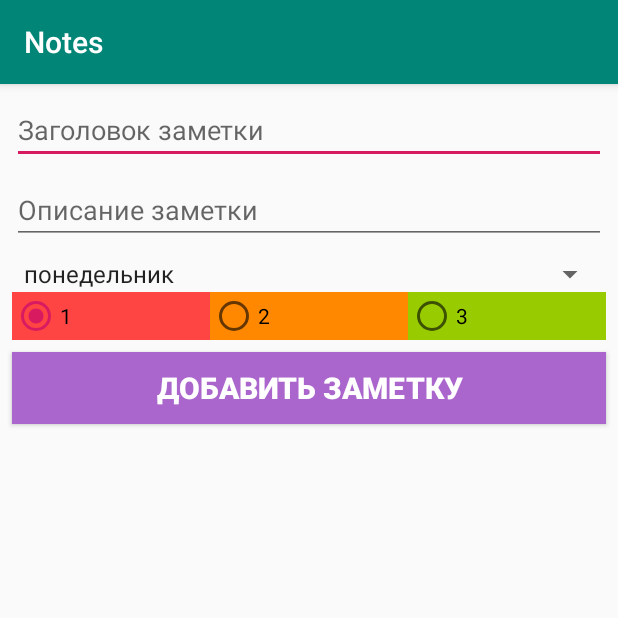
After one commit to DmK78/Notes, an Android app: the AddNoteActivity screen opened directly, with no data from a screen before it, on a phone screen of 412 x 824 dp, the top half of it. The commit adds this screen. Run offline under Robolectric (Android 15) with nearby library versions, the phone set to English and light mode, and no system bars.

Commit message:
Завершили задание, заметки лежат в массиве

```diff
--- a/app/build.gradle
+++ b/app/build.gradle
@@ -25,4 +25,7 @@ dependencies {
     testImplementation 'junit:junit:4.12'
     androidTestImplementation 'com.android.support.test:runner:1.0.2'
     androidTestImplementation 'com.android.support.test.espresso:espresso-core:3.0.2'
+    implementation 'com.android.support:recyclerview-v7:28.0.0'
+    implementation 'com.android.support:cardview-v7:28.0.0'
+    implementation 'com.android.support:design:28.0.0'
 }
--- a/app/src/main/AndroidManifest.xml
+++ b/app/src/main/AndroidManifest.xml
@@ -9,6 +9,7 @@
         android:roundIcon="@mipmap/ic_launcher_round"
         android:supportsRtl="true"
         android:theme="@style/AppTheme">
+        <activity android:name=".AddNoteActivity"></activity>
         <activity android:name=".MainActivity">
             <intent-filter>
                 <action android:name="android.intent.action.MAIN" />
--- /dev/null
+++ b/app/src/main/java/com/android/dmk78/notes/AddNoteActivity.java
@@ -0,0 +1,52 @@
+package com.android.dmk78.notes;
+
+import android.content.Intent;
+import android.support.v7.app.AppCompatActivity;
+import android.os.Bundle;
+import android.view.View;
+import android.widget.EditText;
+import android.widget.RadioButton;
+import android.widget.RadioGroup;
+import android.widget.Spinner;
+import android.widget.Toast;
+
+import static com.android.dmk78.notes.MainActivity.notes;
+
+public class AddNoteActivity extends AppCompatActivity {
+    private EditText editTextTitle;
+    private EditText editTextDescription;
+    private Spinner spinnerDayOfWeek;
+    private RadioGroup radioGroupPriority;
+
+    @Override
+    protected void onCreate(Bundle savedInstanceState) {
+        super.onCreate(savedInstanceState);
+        setContentView(R.layout.activity_add_note);
+
+        editTextTitle=findViewById(R.id.editTextTitle);
+        editTextDescription=findViewById(R.id.editTextDescription);
+        spinnerDayOfWeek=findViewById(R.id.spinnerDayOfWeek);
+        radioGroupPriority=findViewById(R.id.radioGroupPriority);
+
+    }
+
+    public void onClickSaveNote(View view) {
+
+        String title = editTextTitle.getText().toString();
+        String description = editTextDescription.getText().toString();
+        String dayOfWeek = spinnerDayOfWeek.getSelectedItem().toString();
+        int radioButtonId = radioGroupPriority.getCheckedRadioButtonId();
+        RadioButton radioButton = findViewById(radioButtonId);
+        int priority = Integer.parseInt(radioButton.getText().toString());
+
+
+        notes.add(new Note(title,description,dayOfWeek,priority));
+
+        Intent intent = new Intent(this, MainActivity.class);
+        startActivity(intent);
+
+
+    }
+
+
+}
--- /dev/null
+++ b/app/src/main/res/drawable/ic_add_black_24dp.xml
@@ -0,0 +1,5 @@
+<vector android:height="24dp" android:tint="#FFFFFF"
+    android:viewportHeight="24.0" android:viewportWidth="24.0"
+    android:width="24dp" xmlns:android="http://schemas.android.com/apk/res/android">
+    <path android:fillColor="#FF000000" android:pathData="M19,13h-6v6h-2v-6H5v-2h6V5h2v6h6v2z"/>
+</vector>
--- /dev/null
+++ b/app/src/main/res/drawable/ic_add_circle.xml
@@ -0,0 +1,5 @@
+<vector android:height="24dp" android:tint="#FF001C"
+    android:viewportHeight="24.0" android:viewportWidth="24.0"
+    android:width="24dp" xmlns:android="http://schemas.android.com/apk/res/android">
+    <path android:fillColor="#FF000000" android:pathData="M12,2C6.48,2 2,6.48 2,12s4.48,10 10,10 10,-4.48 10,-10S17.52,2 12,2zM17,13h-4v4h-2v-4L7,13v-2h4L11,7h2v4h4v2z"/>
+</vector>
--- /dev/null
+++ b/app/src/main/res/layout/activity_add_note.xml
@@ -0,0 +1,106 @@
+<?xml version="1.0" encoding="utf-8"?>
+<android.support.constraint.ConstraintLayout xmlns:android="http://schemas.android.com/apk/res/android"
+    xmlns:app="http://schemas.android.com/apk/res-auto"
+    xmlns:tools="http://schemas.android.com/tools"
+    android:layout_width="match_parent"
+    android:layout_height="match_parent"
+    tools:context=".AddNoteActivity">
+
+    <EditText
+        android:id="@+id/editTextTitle"
+        android:layout_width="0dp"
+        android:layout_height="wrap_content"
+        android:layout_marginStart="8dp"
+        android:layout_marginTop="8dp"
+        android:layout_marginEnd="8dp"
+        android:ems="10"
+        android:hint="@string/hint_title"
+        android:inputType="textPersonName"
+        app:layout_constraintEnd_toEndOf="parent"
+        app:layout_constraintStart_toStartOf="parent"
+        app:layout_constraintTop_toTopOf="parent" />
+
+    <EditText
+        android:id="@+id/editTextDescription"
+        android:layout_width="0dp"
+        android:layout_height="wrap_content"
+        android:layout_marginStart="8dp"
+        android:layout_marginTop="8dp"
+        android:layout_marginEnd="8dp"
+        android:ems="10"
+        android:hint="@string/hint_description"
+        android:inputType="textImeMultiLine"
+        app:layout_constraintEnd_toEndOf="parent"
+        app:layout_constraintStart_toStartOf="parent"
+        app:layout_constraintTop_toBottomOf="@+id/editTextTitle" />
+
+    <Spinner
+        android:id="@+id/spinnerDayOfWeek"
+        android:layout_width="0dp"
+        android:layout_height="wrap_content"
+        android:layout_marginStart="8dp"
+        android:layout_marginTop="8dp"
+        android:layout_marginEnd="8dp"
+        android:entries="@array/days_of_week"
+        app:layout_constraintEnd_toEndOf="parent"
+        app:layout_constraintStart_toStartOf="parent"
+        app:layout_constraintTop_toBottomOf="@+id/editTextDescription" />
+
+    <RadioGroup
+        android:id="@+id/radioGroupPriority"
+        android:layout_width="0dp"
+        android:layout_height="wrap_content"
+        android:layout_marginStart="8dp"
+        android:layout_marginEnd="8dp"
+        android:orientation="horizontal"
+
+        app:layout_constraintEnd_toEndOf="parent"
+        app:layout_constraintStart_toStartOf="parent"
+        app:layout_constraintTop_toBottomOf="@+id/spinnerDayOfWeek">
+
+        <RadioButton
+            android:id="@+id/radioButton1"
+            android:layout_width="wrap_content"
+            android:layout_height="wrap_content"
+            android:layout_weight="1"
+            android:checked="true"
+
+            android:background="@android:color/holo_red_light"
+            android:text="@string/priority_1" />
+
+        <RadioButton
+            android:id="@+id/radioButton2"
+            android:layout_width="wrap_content"
+            android:layout_height="wrap_content"
+            android:layout_weight="1"
+
+            android:background="@android:color/holo_orange_dark"
+            android:text="@string/priority_2" />
+
+        <RadioButton
+            android:id="@+id/radioButton3"
+            android:layout_width="wrap_content"
+            android:layout_height="wrap_content"
+            android:layout_weight="1"
+
+            android:background="@android:color/holo_green_light"
+            android:text="@string/priority_3" />
+    </RadioGroup>
+
+    <Button
+        android:id="@+id/buttonSaveNote"
+        android:layout_width="0dp"
+        android:layout_height="wrap_content"
+        android:layout_marginStart="8dp"
+        android:layout_marginTop="8dp"
+        android:layout_marginEnd="8dp"
+        android:background="@android:color/holo_purple"
+        android:text="@string/button_save_note"
+        android:textColor="@android:color/white"
+        android:textSize="20dp"
+        android:onClick="onClickSaveNote"
+        android:textStyle="bold"
+        app:layout_constraintEnd_toEndOf="parent"
+        app:layout_constraintStart_toStartOf="parent"
+        app:layout_constraintTop_toBottomOf="@+id/radioGroupPriority" />
+</android.support.constraint.ConstraintLayout>
--- /dev/null
+++ b/app/src/main/res/values/ic_launcher_background.xml
@@ -0,0 +1,4 @@
+<?xml version="1.0" encoding="utf-8"?>
+<resources>
+    <color name="ic_launcher_background">#FFFFFF</color>
+</resources>
--- a/app/src/main/res/values/strings.xml
+++ b/app/src/main/res/values/strings.xml
@@ -1,3 +1,18 @@
 <resources>
     <string name="app_name">Notes</string>
+    <string name="hint_title">Заголовок заметки</string>
+    <string name="hint_description">Описание заметки</string>
+    <string name="priority_1">1</string>
+    <string name="priority_2">2</string>
+    <string name="priority_3">3</string>
+    <string name="button_save_note">Добавить заметку</string>
+    <string-array name="days_of_week">
+        <item>понедельник</item>
+        <item>вторник</item>
+        <item>среда</item>
+        <item>четверг</item>
+        <item>пятница</item>
+        <item>суббота</item>
+        <item>воскресенье</item>
+    </string-array>
 </resources>
```
Also changed, not shown: app/src/main/java/com/android/dmk78/notes/MainActivity.java (+69 -0 lines), app/src/main/java/com/android/dmk78/notes/Note.java (+27 -0 lines), app/src/main/java/com/android/dmk78/notes/NotesAdapter.java (added, +103 -0 lines), app/src/main/res/drawable-v24/ic_launcher_foreground.xml (deleted, +0 -34 lines), app/src/main/res/layout/activity_main.xml (+27 -5 lines), app/src/main/res/layout/note_item.xml (added, +49 -0 lines), app/src/main/1-web.png (added), app/src/main/ic_launcher-web.png (added).
